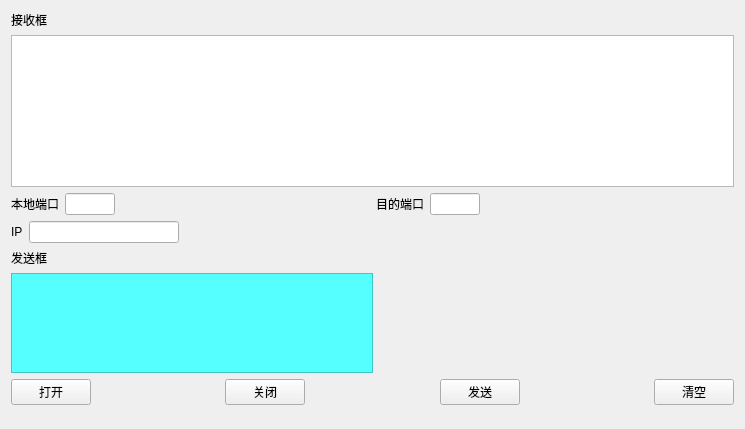
HardToKnew/QT, file UdpNet/widget.ui: the form before one commit.
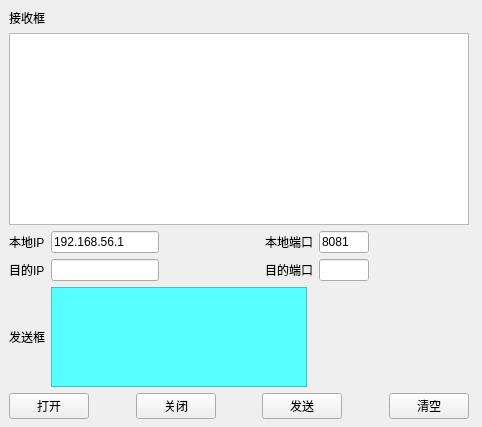
The form after the commit.

```diff
--- a/UdpNet/widget.ui
+++ b/UdpNet/widget.ui
@@ -6,35 +6,69 @@
    <rect>
     <x>0</x>
     <y>0</y>
-    <width>745</width>
-    <height>429</height>
+    <width>482</width>
+    <height>427</height>
    </rect>
   </property>
   <property name="windowTitle">
    <string>Widget</string>
   </property>
+  <widget class="QWidget" name="layoutWidget">
+   <property name="geometry">
+    <rect>
+     <x>9</x>
+     <y>9</y>
+     <width>460</width>
+     <height>465</height>
+    </rect>
+   </property>
   <layout class="QGridLayout" name="gridLayout">
-   <item row="0" column="0">
-    <widget class="QLabel" name="label">
-     <property name="text">
-      <string>接收框</string>
-     </property>
-    </widget>
-   </item>
-   <item row="1" column="0" colspan="2">
-    <widget class="QPlainTextEdit" name="recvEdit">
-     <property name="readOnly">
-      <bool>true</bool>
-     </property>
-    </widget>
-   </item>
    <item row="2" column="0" colspan="2">
-    <layout class="QHBoxLayout" name="horizontalLayout">
+     <layout class="QHBoxLayout" name="horizontalLayout_2">
+      <item>
+       <widget class="QLabel" name="label_6">
+        <property name="text">
+         <string>本地IP</string>
+        </property>
+        <property name="buddy">
+         <cstring>ipEdit_2</cstring>
+        </property>
+       </widget>
+      </item>
+      <item>
+       <widget class="QLineEdit" name="ipEdit_2">
+        <property name="maximumSize">
+         <size>
+          <width>150</width>
+          <height>16777215</height>
+         </size>
+        </property>
+        <property name="text">
+         <string>192.168.56.1</string>
+        </property>
+       </widget>
+      </item>
+      <item>
+       <spacer name="horizontalSpacer">
+        <property name="orientation">
+         <enum>Qt::Horizontal</enum>
+        </property>
+        <property name="sizeHint" stdset="0">
+         <size>
+          <width>40</width>
+          <height>20</height>
+         </size>
+        </property>
+       </spacer>
+      </item>
      <item>
       <widget class="QLabel" name="label_3">
        <property name="text">
         <string>本地端口</string>
        </property>
+        <property name="buddy">
+         <cstring>LocalPortEdit</cstring>
+        </property>
       </widget>
      </item>
      <item>
@@ -45,40 +79,13 @@
          <height>16777215</height>
         </size>
        </property>
-      </widget>
-     </item>
-     <item>
-      <spacer name="horizontalSpacer">
-       <property name="orientation">
-        <enum>Qt::Horizontal</enum>
-       </property>
-       <property name="sizeHint" stdset="0">
-        <size>
-         <width>40</width>
-         <height>20</height>
-        </size>
-       </property>
-      </spacer>
-     </item>
-     <item>
-      <widget class="QLabel" name="label_4">
        <property name="text">
-        <string>目的端口</string>
+         <string>8081</string>
        </property>
       </widget>
      </item>
      <item>
-      <widget class="QLineEdit" name="DestPortEdit">
-       <property name="maximumSize">
-        <size>
-         <width>50</width>
-         <height>16777215</height>
-        </size>
-       </property>
-      </widget>
-     </item>
-     <item>
-      <spacer name="horizontalSpacer_5">
+       <spacer name="horizontalSpacer_8">
        <property name="orientation">
         <enum>Qt::Horizontal</enum>
        </property>
@@ -93,11 +100,19 @@
     </layout>
    </item>
    <item row="3" column="0" colspan="2">
-    <layout class="QHBoxLayout" name="horizontalLayout_2">
+     <widget class="QSplitter" name="splitter_2">
+      <property name="orientation">
+       <enum>Qt::Horizontal</enum>
+      </property>
+      <widget class="QWidget" name="layoutWidget">
+       <layout class="QHBoxLayout" name="horizontalLayout">
      <item>
       <widget class="QLabel" name="label_5">
        <property name="text">
-        <string>IP</string>
+           <string>目的IP</string>
+          </property>
+          <property name="buddy">
+           <cstring>ipEdit</cstring>
        </property>
       </widget>
      </item>
@@ -124,52 +139,44 @@
        </property>
       </spacer>
      </item>
-    </layout>
-   </item>
-   <item row="4" column="0">
-    <widget class="QLabel" name="label_2">
+        <item>
+         <widget class="QLabel" name="label_4">
      <property name="text">
-      <string>发送框</string>
-     </property>
+           <string>目的端口</string>
+          </property>
+          <property name="buddy">
+           <cstring>DestPortEdit</cstring>
+          </property>
+         </widget>
+        </item>
+        <item>
+         <widget class="QLineEdit" name="DestPortEdit">
+          <property name="maximumSize">
+           <size>
+            <width>50</width>
+            <height>16777215</height>
+           </size>
+          </property>
+         </widget>
+        </item>
+        <item>
+         <spacer name="horizontalSpacer_5">
+          <property name="orientation">
+           <enum>Qt::Horizontal</enum>
+          </property>
+          <property name="sizeHint" stdset="0">
+           <size>
+            <width>40</width>
+            <height>20</height>
+           </size>
+          </property>
+         </spacer>
+        </item>
+       </layout>
+      </widget>
     </widget>
    </item>
    <item row="5" column="0" colspan="2">
-    <layout class="QHBoxLayout" name="horizontalLayout_4">
-     <item>
-      <widget class="QTextEdit" name="sendEdit">
-       <property name="minimumSize">
-        <size>
-         <width>0</width>
-         <height>100</height>
-        </size>
-       </property>
-       <property name="maximumSize">
-        <size>
-         <width>500</width>
-         <height>100</height>
-        </size>
-       </property>
-       <property name="styleSheet">
-        <string notr="true">background-color: rgb(85, 255, 255);</string>
-       </property>
-      </widget>
-     </item>
-     <item>
-      <spacer name="horizontalSpacer_7">
-       <property name="orientation">
-        <enum>Qt::Horizontal</enum>
-       </property>
-       <property name="sizeHint" stdset="0">
-        <size>
-         <width>40</width>
-         <height>20</height>
-        </size>
-       </property>
-      </spacer>
-     </item>
-    </layout>
-   </item>
-   <item row="6" column="0" colspan="2">
     <layout class="QHBoxLayout" name="horizontalLayout_3">
      <item>
       <widget class="QPushButton" name="openBt">
@@ -194,8 +201,7 @@
      <item>
       <widget class="QPushButton" name="closeBt">
        <property name="styleSheet">
-        <string notr="true">
-</string>
+         <string notr="true"/>
        </property>
        <property name="text">
         <string>关闭</string>
@@ -244,7 +250,71 @@
      </item>
     </layout>
    </item>
-   <item row="7" column="1">
+    <item row="4" column="0" colspan="2">
+     <layout class="QHBoxLayout" name="horizontalLayout_4">
+      <item>
+       <widget class="QLabel" name="label_2">
+        <property name="text">
+         <string>发送框</string>
+        </property>
+       </widget>
+      </item>
+      <item>
+       <widget class="QTextEdit" name="sendEdit">
+        <property name="minimumSize">
+         <size>
+          <width>0</width>
+          <height>100</height>
+         </size>
+        </property>
+        <property name="maximumSize">
+         <size>
+          <width>500</width>
+          <height>100</height>
+         </size>
+        </property>
+        <property name="styleSheet">
+         <string notr="true">background-color: rgb(85, 255, 255);</string>
+        </property>
+        <property name="html">
+         <string>&lt;!DOCTYPE HTML PUBLIC &quot;-//W3C//DTD HTML 4.0//EN&quot; &quot;http://www.w3.org/TR/REC-html40/strict.dtd&quot;&gt;
+&lt;html&gt;&lt;head&gt;&lt;meta name=&quot;qrichtext&quot; content=&quot;1&quot; /&gt;&lt;style type=&quot;text/css&quot;&gt;
+p, li { white-space: pre-wrap; }
+&lt;/style&gt;&lt;/head&gt;&lt;body style=&quot; font-family:'SimSun'; font-size:9pt; font-weight:400; font-style:normal;&quot;&gt;
+&lt;p style=&quot;-qt-paragraph-type:empty; margin-top:0px; margin-bottom:0px; margin-left:0px; margin-right:0px; -qt-block-indent:0; text-indent:0px; font-family:'SimSun';&quot;&gt;&lt;br /&gt;&lt;/p&gt;&lt;/body&gt;&lt;/html&gt;</string>
+        </property>
+       </widget>
+      </item>
+      <item>
+       <spacer name="horizontalSpacer_7">
+        <property name="orientation">
+         <enum>Qt::Horizontal</enum>
+        </property>
+        <property name="sizeHint" stdset="0">
+         <size>
+          <width>40</width>
+          <height>20</height>
+         </size>
+        </property>
+       </spacer>
+      </item>
+     </layout>
+    </item>
+    <item row="0" column="0">
+     <widget class="QLabel" name="label">
+      <property name="text">
+       <string>接收框</string>
+      </property>
+     </widget>
+    </item>
+    <item row="1" column="0" colspan="2">
+     <widget class="QPlainTextEdit" name="recvEdit">
+      <property name="readOnly">
+       <bool>true</bool>
+      </property>
+     </widget>
+    </item>
+    <item row="6" column="1">
     <spacer name="verticalSpacer">
      <property name="orientation">
       <enum>Qt::Vertical</enum>
@@ -259,6 +329,19 @@
    </item>
   </layout>
  </widget>
+ </widget>
+ <tabstops>
+  <tabstop>ipEdit</tabstop>
+  <tabstop>DestPortEdit</tabstop>
+  <tabstop>recvEdit</tabstop>
+  <tabstop>ipEdit_2</tabstop>
+  <tabstop>LocalPortEdit</tabstop>
+  <tabstop>sendEdit</tabstop>
+  <tabstop>openBt</tabstop>
+  <tabstop>closeBt</tabstop>
+  <tabstop>sendBt</tabstop>
+  <tabstop>clearBt</tabstop>
+ </tabstops>
  <resources/>
  <connections/>
 </ui>
```
Lines whose indentation alone changed are shown as unchanged.
